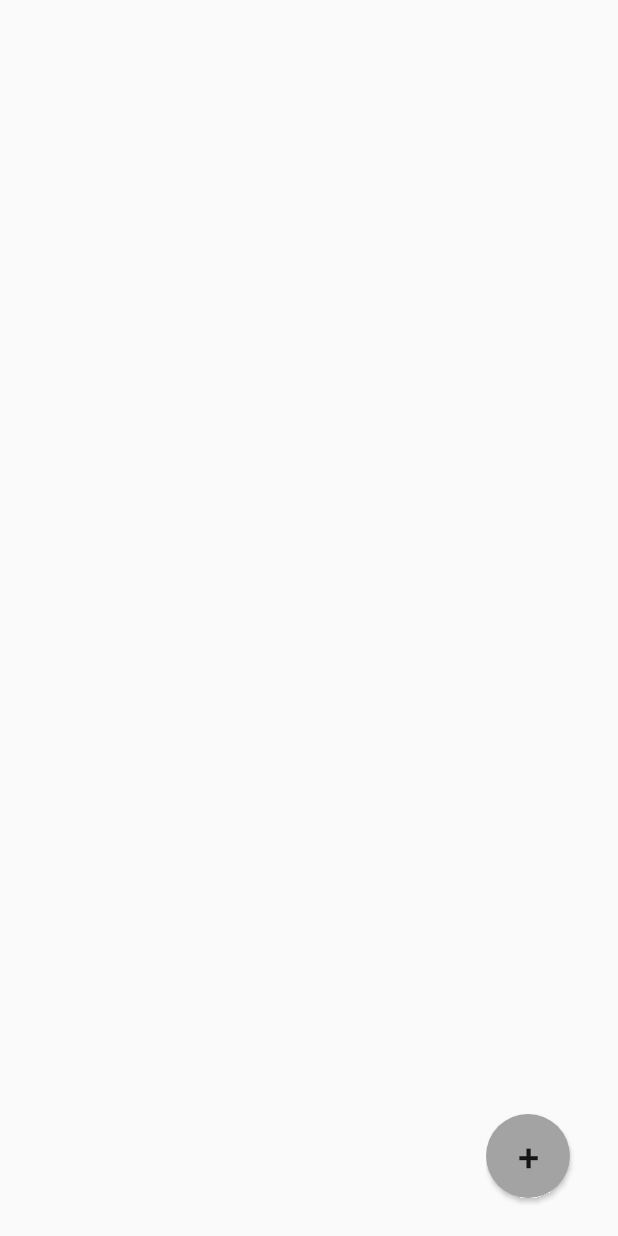
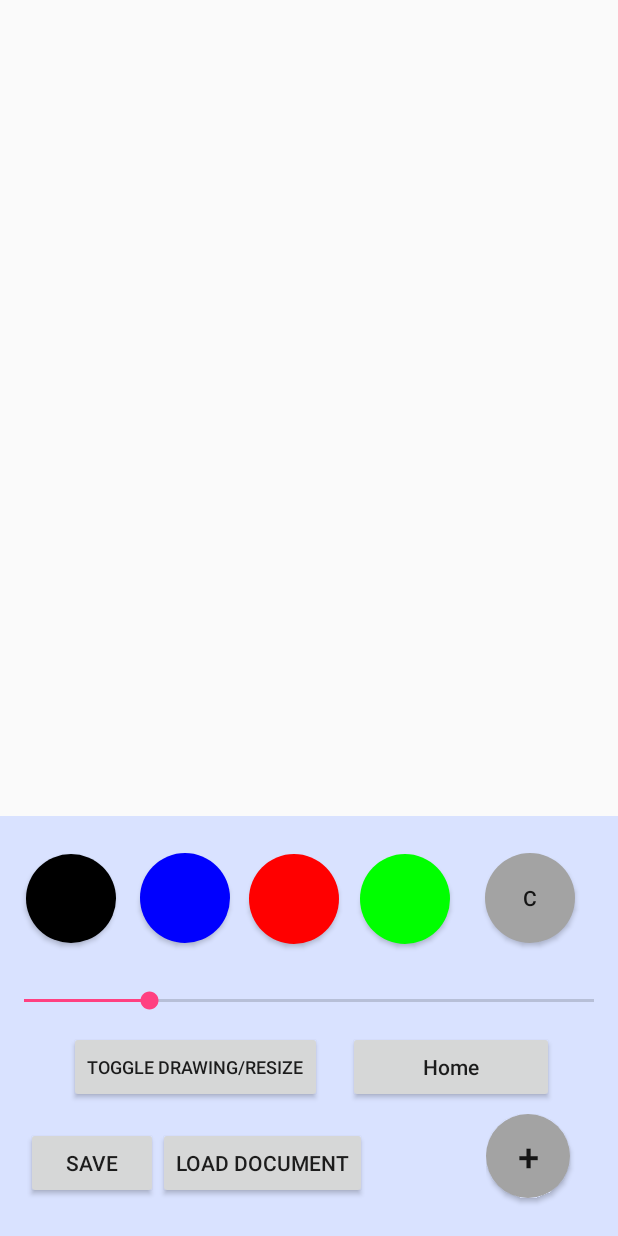
Before and after one commit to brodderickrodriguez/InteractiveHandwriting, an Android app: the RoomActivity screen opened directly, with no data from a screen before it, on a phone screen of 412 x 824 dp. Run offline under Robolectric (Android 15) with nearby library versions, the phone set to English and light mode, and no system bars; libraries missing offline, so code that uses them is left out: com.skydoves.colorpickerview; plain views replace ColorPickerView; 5 statements that could not run were skipped.

Commit message:
Fixes document activity bugs completely and adds two buttons to the toolbar to resize and return to room view

```diff
--- a/app/src/main/java/group6/interactivehandwriting/activities/Room/RoomActivity.java
+++ b/app/src/main/java/group6/interactivehandwriting/activities/Room/RoomActivity.java
@@ -20,6 +20,8 @@ import android.widget.Toast;
 import com.skydoves.colorpickerview.ColorEnvelope;
 import com.skydoves.colorpickerview.ColorPickerView;
 import com.skydoves.colorpickerview.listeners.ColorEnvelopeListener;
+
+import org.w3c.dom.Document;
 
 import group6.interactivehandwriting.activities.Room.draw.RoomViewActionUtility;
 import group6.interactivehandwriting.activities.Room.views.RoomView;
--- a/app/src/main/res/layout/room_layout.xml
+++ b/app/src/main/res/layout/room_layout.xml
@@ -12,10 +12,10 @@
         android:orientation="horizontal"
         app:layout_constraintBottom_toBottomOf="parent"
         app:layout_constraintEnd_toEndOf="parent"
-        app:layout_constraintHorizontal_bias="1.0"
+        app:layout_constraintHorizontal_bias="0.0"
         app:layout_constraintStart_toStartOf="parent"
         app:layout_constraintTop_toTopOf="parent"
-        app:layout_constraintVertical_bias="1.0">
+        app:layout_constraintVertical_bias="0.0">
 
         <!-- Layout used to position RoomView underneath the toolbox-->
         <android.support.constraint.ConstraintLayout
@@ -40,7 +40,7 @@
             android:layout_height="280dp"
             android:layout_gravity="bottom"
             android:background="#d9e2ff"
-            android:visibility="gone">
+            android:visibility="visible">
 
             <Button
                 android:id="@+id/save_canvas"
@@ -152,6 +152,37 @@
                 app:layout_constraintStart_toStartOf="parent"
                 app:layout_constraintTop_toBottomOf="@+id/change_color_black" />
 
+            <Button
+                android:id="@+id/toggle_drawing"
+                android:layout_width="wrap_content"
+                android:layout_height="wrap_content"
+                android:layout_marginBottom="16dp"
+                android:layout_marginEnd="4dp"
+                android:layout_marginStart="37dp"
+                android:layout_marginTop="11dp"
+                android:text="Toggle Drawing/Resize"
+                android:textSize="12sp"
+                app:layout_constraintBottom_toTopOf="@+id/save_canvas"
+                app:layout_constraintEnd_toStartOf="@+id/return_home"
+                app:layout_constraintStart_toStartOf="parent"
+                app:layout_constraintTop_toBottomOf="@+id/seekBar" />
+
+            <Button
+                android:id="@+id/return_home"
+                android:layout_width="137dp"
+                android:layout_height="wrap_content"
+                android:layout_marginBottom="16dp"
+                android:layout_marginEnd="34dp"
+                android:layout_marginStart="4dp"
+                android:layout_marginTop="11dp"
+                android:text="Home"
+                android:textAllCaps="false"
+                android:textSize="14sp"
+                app:layout_constraintBottom_toTopOf="@+id/load_document"
+                app:layout_constraintEnd_toEndOf="parent"
+                app:layout_constraintStart_toEndOf="@+id/toggle_drawing"
+                app:layout_constraintTop_toBottomOf="@+id/seekBar" />
+
         </android.support.constraint.ConstraintLayout>
 
         <android.support.constraint.ConstraintLayout
@@ -222,8 +253,7 @@
                 app:layout_constraintRight_toRightOf="parent"
                 app:layout_constraintStart_toStartOf="parent"
                 app:layout_constraintTop_toTopOf="parent"
-                app:layout_constraintVertical_bias="0.0"
-                />
+                app:layout_constraintVertical_bias="0.0" />
 
         </android.support.constraint.ConstraintLayout>
 
```
Also changed, not shown: app/src/main/java/group6/interactivehandwriting/activities/Room/DocumentActivity.java (+59 -54 lines), app/src/main/java/group6/interactivehandwriting/activities/Room/views/DocumentView.java (+23 -20 lines).
